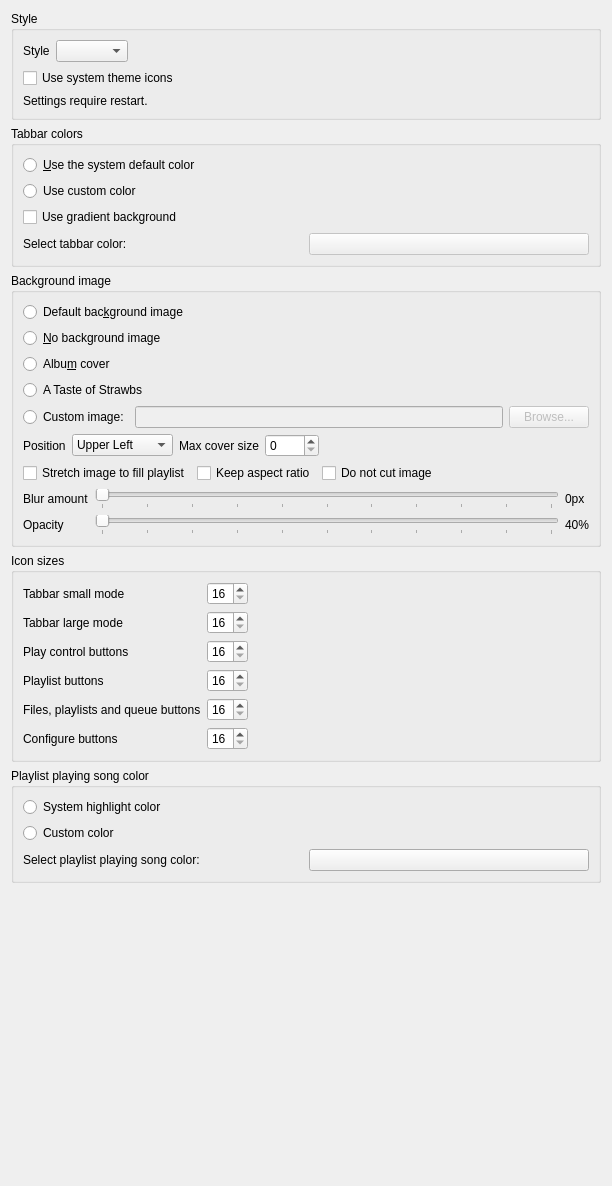
Above: src/settings/appearancesettingspage.ui from strawberrymusicplayer/strawberry before the change. Below: the same form after it.
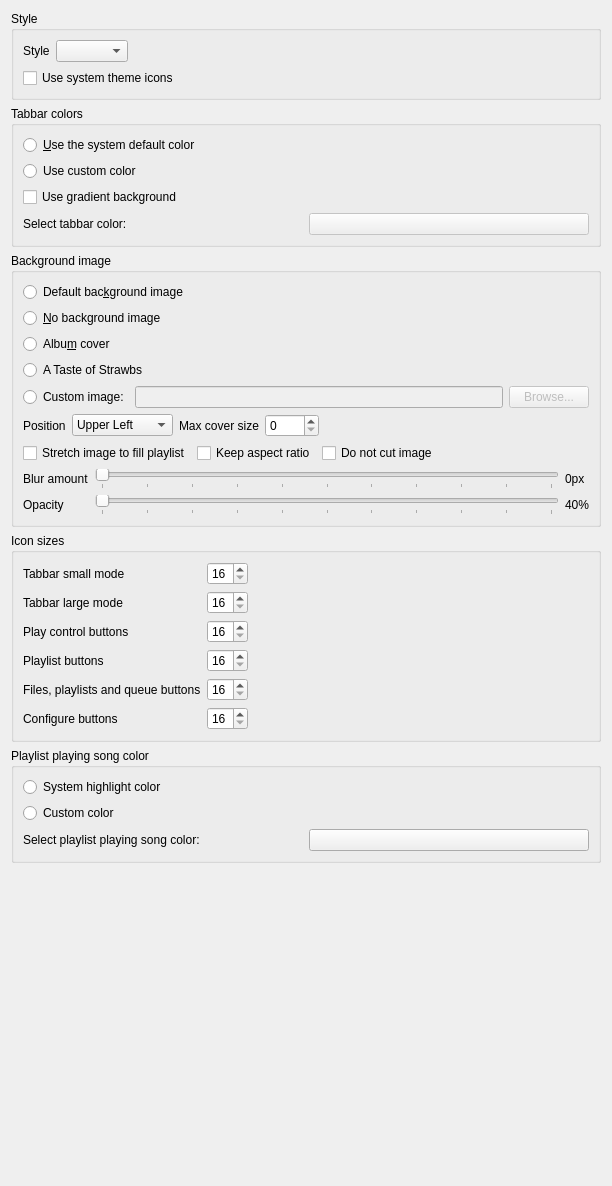
That is the form after the change.

Commit message:
AppearanceSettingsPage: Add tooltip about restart
You need to restart Strawberry for this setting to take affect.

Patch:
```diff
--- a/src/settings/appearancesettingspage.ui
+++ b/src/settings/appearancesettingspage.ui
@@ -52,12 +52,8 @@
         <property name="text">
          <string>Use system theme icons</string>
         </property>
-       </widget>
-      </item>
-      <item>
-       <widget class="QLabel" name="label_2">
         <property name="text">
-         <string>Settings require restart.</string>
+         <string>Use system theme icons</string>
         </property>
        </widget>
       </item>
```
Left out of the diff: 10 changed lines with no effect on the pictures.
